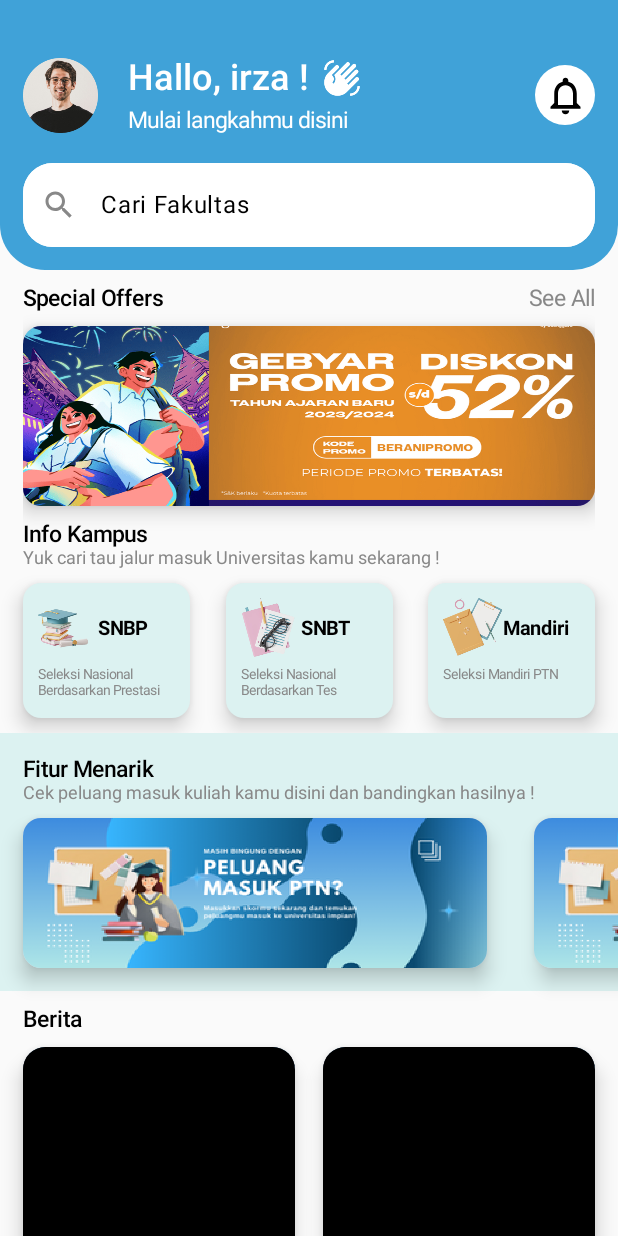
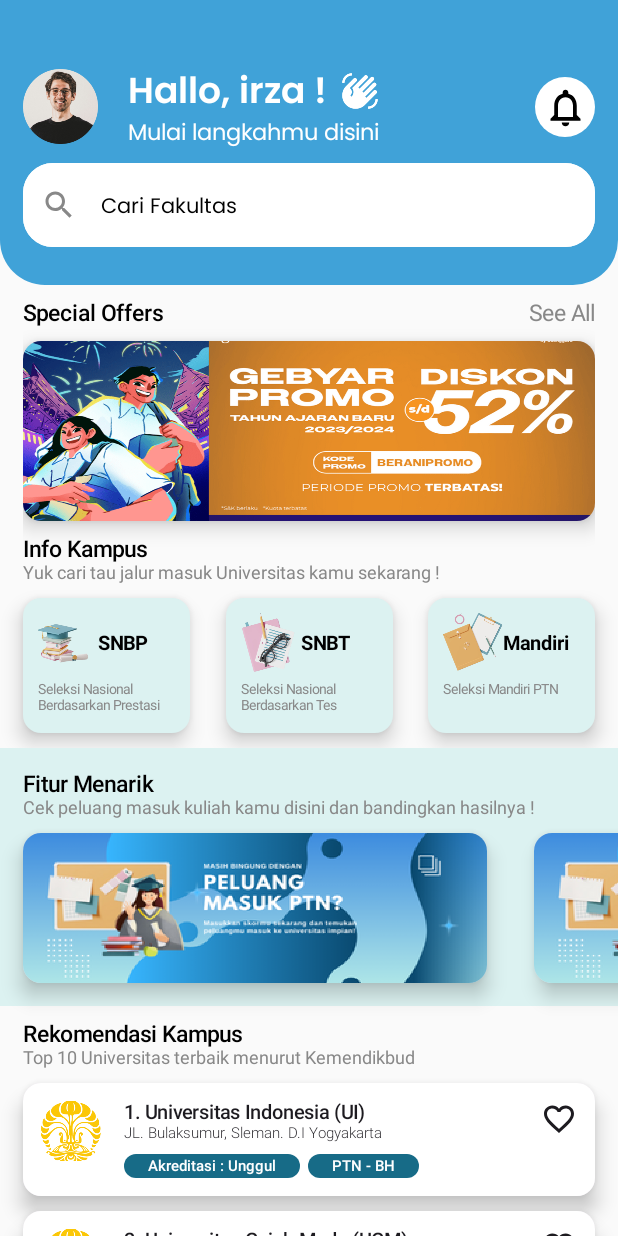
Before and after one commit to AhmadSultanMA/ngampusYuk, an Android app built with Jetpack Compose: the screen it shows after launch (MainActivity), on a phone screen of 412 x 824 dp. Run offline under Robolectric (Android 15) with nearby library versions, the phone set to English and light mode, and no system bars.

Commit message:
add rekomendasiKampus Component, add font

```diff
--- a/app/src/main/java/com/example/ngampusyuk/feature/home/homeScreen.kt
+++ b/app/src/main/java/com/example/ngampusyuk/feature/home/homeScreen.kt
@@ -19,12 +19,14 @@ import com.example.ngampusyuk.feature.main.components.homeComponents.Berita
 import com.example.ngampusyuk.feature.main.components.homeComponents.Fitur
 import com.example.ngampusyuk.feature.main.components.homeComponents.Iklan
 import com.example.ngampusyuk.feature.main.components.homeComponents.InfoKampus
+import com.example.ngampusyuk.feature.main.components.homeComponents.KampusBox
+import com.example.ngampusyuk.feature.main.components.homeComponents.RekomendasiKampus
 
 @Composable
 fun HomeScreen(navController: NavController) {
     LazyColumn(modifier = Modifier.fillMaxSize()) {
         item {
-            AppBar(name = "irza", modifier = Modifier.height(180.dp))
+            AppBar(name = "irza", modifier = Modifier.height(190.dp))
             Spacer(modifier = Modifier.height(10.dp))
             Iklan()
             Spacer(modifier = Modifier.height(10.dp))
@@ -32,9 +34,11 @@ fun HomeScreen(navController: NavController) {
             Spacer(modifier = Modifier.height(10.dp))
             Fitur()
             Spacer(modifier = Modifier.height(10.dp))
+            RekomendasiKampus()
+            Spacer(modifier = Modifier.height(10.dp))
             Berita()
             Spacer(modifier = Modifier.height(20.dp))
+        }
 
-        }
     }
 }
--- a/app/src/main/java/com/example/ngampusyuk/feature/main/components/homeComponents/appBar.kt
+++ b/app/src/main/java/com/example/ngampusyuk/feature/main/components/homeComponents/appBar.kt
@@ -21,20 +21,18 @@ import androidx.compose.material.icons.outlined.Notifications
 import androidx.compose.material3.ExperimentalMaterial3Api
 import androidx.compose.material3.Icon
 import androidx.compose.material3.OutlinedTextField
-import androidx.compose.material3.Surface
 import androidx.compose.material3.Text
-import androidx.compose.material3.TextField
 import androidx.compose.material3.TextFieldDefaults
 import androidx.compose.runtime.Composable
-import androidx.compose.runtime.MutableState
 import androidx.compose.runtime.mutableStateOf
 import androidx.compose.runtime.remember
 import androidx.compose.ui.Alignment
 import androidx.compose.ui.Modifier
 import androidx.compose.ui.graphics.Color
-import androidx.compose.ui.graphics.RectangleShape
 import androidx.compose.ui.res.painterResource
 import androidx.compose.ui.text.TextStyle
+import androidx.compose.ui.text.font.Font
+import androidx.compose.ui.text.font.FontFamily
 import androidx.compose.ui.text.font.FontWeight
 import androidx.compose.ui.unit.dp
 import androidx.compose.ui.unit.sp
@@ -81,7 +79,7 @@ fun AppBar(
                             Text(
                                 text = "Hallo, ${name} !",
                                 color = Color.White,
-                                style = TextStyle(fontSize = 24.sp, fontWeight = FontWeight.SemiBold)
+                                style = TextStyle(fontSize = 24.sp, fontWeight = FontWeight.SemiBold, fontFamily = FontFamily(Font(R.font.poppins_semibold)))
                             )
                             Spacer(modifier = Modifier.width(10.dp))
                             Icon(
@@ -92,11 +90,10 @@ fun AppBar(
                             )
                         }
 
-                        Spacer(modifier = Modifier.height(5.dp))
                         Text(
                             text = "Mulai langkahmu disini",
                             color = Color.White,
-                            style = TextStyle(fontSize = 15.sp)
+                            style = TextStyle(fontSize = 15.sp, fontFamily = FontFamily(Font(R.font.poppins_regular))),
                         )
                     }
                 }
@@ -115,8 +112,9 @@ fun AppBar(
                     }
                 )
             }
-            Spacer(modifier = Modifier.height(20.dp))
+            Spacer(modifier = Modifier.height(10.dp))
             SearchField(value = searchText.value, onValueChange = { searchText.value = it }, Modifier.fillMaxWidth())
+            Spacer(modifier = Modifier.height(10.dp))
         }
     }
 }
@@ -136,7 +134,7 @@ fun SearchField(
         value = value,
         shape = RoundedCornerShape(20.dp),
         onValueChange = onValueChange,
-        placeholder = { Text("Cari Fakultas", color = Color.Black) },
+        placeholder = { Text("Cari Fakultas", color = Color.Black, style = TextStyle(fontFamily = FontFamily(Font(R.font.poppins_regular)))) },
         leadingIcon = {
             Icon(
                 imageVector = Icons.Filled.Search,
--- a/app/src/main/java/com/example/ngampusyuk/feature/main/components/homeComponents/rekomendasiKampus.kt
+++ b/app/src/main/java/com/example/ngampusyuk/feature/main/components/homeComponents/rekomendasiKampus.kt
@@ -1,33 +1,123 @@
 package com.example.ngampusyuk.feature.main.components.homeComponents
 
+import androidx.compose.foundation.Image
+import androidx.compose.foundation.background
+import androidx.compose.foundation.layout.Arrangement
 import androidx.compose.foundation.layout.Column
+import androidx.compose.foundation.layout.Row
+import androidx.compose.foundation.layout.Spacer
+import androidx.compose.foundation.layout.fillMaxHeight
+import androidx.compose.foundation.layout.fillMaxWidth
+import androidx.compose.foundation.layout.height
 import androidx.compose.foundation.layout.padding
+import androidx.compose.foundation.layout.size
+import androidx.compose.foundation.layout.width
+import androidx.compose.foundation.shape.RoundedCornerShape
+import androidx.compose.material.icons.Icons
+import androidx.compose.material.icons.outlined.FavoriteBorder
+import androidx.compose.material3.Card
+import androidx.compose.material3.CardDefaults
+import androidx.compose.material3.Icon
 import androidx.compose.material3.Text
 import androidx.compose.runtime.Composable
+import androidx.compose.ui.Alignment
 import androidx.compose.ui.Modifier
 import androidx.compose.ui.graphics.Color
+import androidx.compose.ui.res.painterResource
 import androidx.compose.ui.text.TextStyle
 import androidx.compose.ui.text.font.FontWeight
 import androidx.compose.ui.unit.dp
 import androidx.compose.ui.unit.sp
+import com.example.ngampusyuk.R
+import com.example.ngampusyuk.ui.theme.CustDarkGreen
 
 @Composable
 fun RekomendasiKampus(modifier: Modifier = Modifier) {
+    val items = listOf("1. Universitas Indonesia (UI)", "2. Universitas Gajah Mada (UGM)", "3. Institut Teknologi Bandung (ITB)")
     Column(
-        modifier.padding(start = 25.dp, end = 25.dp)
+        modifier.padding(start = 15.dp, end = 15.dp)
     ) {
         Text(
             text = "Rekomendasi Kampus",
             color = Color.Black,
             style = TextStyle(fontSize = 15.sp, fontWeight = FontWeight.Medium),
-            modifier = Modifier.padding(start = 25.dp, end = 25.dp)
-
         )
         Text(
             text = "Top 10 Universitas terbaik menurut Kemendikbud",
             color = Color.Gray,
-            style = TextStyle(fontSize = 12.sp),
-            modifier = Modifier.padding(start = 25.dp, end = 25.dp)
+            style = TextStyle(fontSize = 12.sp)
         )
+        Spacer(modifier.height(10.dp))
+        items.forEach{
+            item -> KampusBox(text = item)
+            Spacer(modifier.height(10.dp))
+        }
     }
 }
+
+@Composable
+fun KampusBox(modifier: Modifier = Modifier, text : String) {
+    Card(
+        elevation = CardDefaults.cardElevation(
+            defaultElevation = 8.dp
+        )
+    ) {
+        Row (
+            modifier
+                .fillMaxWidth()
+                .fillMaxHeight()
+                .background(color = Color.White)
+                .padding(12.dp),
+            verticalAlignment = Alignment.Top,
+            horizontalArrangement = Arrangement.SpaceBetween
+        ){
+            Row {
+                Image(
+                    modifier = Modifier.width((0.4f * 100).dp),
+                    painter = painterResource(id = R.drawable.kampus_ui),
+                    contentDescription = "kampusUI"
+                )
+                Spacer(modifier = Modifier.width(15.dp))
+                Column {
+                    Text(
+                        text = text,
+                        style = TextStyle(fontSize = 13.sp, fontWeight = FontWeight.Medium)
+                    )
+                    Text(
+                        text = "JL. Bulaksumur, Sleman. D.I Yogyakarta",
+                        style = TextStyle(fontSize = 10.sp, fontWeight = FontWeight.Light)
+                    )
+                    Spacer(modifier = Modifier.height(8.dp))
+                    Row(verticalAlignment = Alignment.CenterVertically) {
+                        Text(
+                            text = "Akreditasi : Unggul",
+                            Modifier
+                                .background(
+                                    color = CustDarkGreen,
+                                    shape = RoundedCornerShape(10.dp)
+                                )
+                                .padding(vertical = 2.dp, horizontal = 16.dp),
+                            style = TextStyle(fontSize = 10.sp, fontWeight = FontWeight.SemiBold, color = Color.White)
+                        )
+                        Spacer(modifier = Modifier.width(5.dp))
+                        Text(
+                            text = "PTN - BH",
+                            Modifier
+                                .background(
+                                    color = CustDarkGreen,
+                                    shape = RoundedCornerShape(10.dp)
+                                )
+                                .padding(vertical = 2.dp, horizontal = 16.dp),
+                            style = TextStyle(fontSize = 10.sp, fontWeight = FontWeight.SemiBold, color = Color.White)
+                        )
+                    }
+                }
+            }
+            Icon(
+                imageVector = Icons.Outlined.FavoriteBorder,
+                contentDescription = "Love Icon",
+                modifier = Modifier.size(24.dp)
+            )
+        }
+    }
+}
--- /dev/null
+++ b/app/src/main/java/com/example/ngampusyuk/feature/signIn/signIn.kt
@@ -0,0 +1 @@
+package com.example.ngampusyuk.feature.signIn
--- a/app/src/main/java/com/example/ngampusyuk/ui/theme/Color.kt
+++ b/app/src/main/java/com/example/ngampusyuk/ui/theme/Color.kt
@@ -7,6 +7,7 @@ val PurpleGrey80 = Color(0xFFCCC2DC)
 val Pink80 = Color(0xFFEFB8C8)
 val CustBlue = Color(0xFF40A2D8)
 val CustLightBlue = Color(0xFFDCF2F1)
+val CustDarkGreen = Color(0xFF176B87)
 
 val Purple40 = Color(0xFF6650a4)
 val PurpleGrey40 = Color(0xFF625b71)
--- a/app/src/main/java/com/example/ngampusyuk/ui/theme/Type.kt
+++ b/app/src/main/java/com/example/ngampusyuk/ui/theme/Type.kt
@@ -2,14 +2,16 @@ package com.example.ngampusyuk.ui.theme
 
 import androidx.compose.material3.Typography
 import androidx.compose.ui.text.TextStyle
+import androidx.compose.ui.text.font.Font
 import androidx.compose.ui.text.font.FontFamily
 import androidx.compose.ui.text.font.FontWeight
 import androidx.compose.ui.unit.sp
+import com.example.ngampusyuk.R
 
 // Set of Material typography styles to start with
 val Typography = Typography(
     bodyLarge = TextStyle(
-        fontFamily = FontFamily.Default,
+        fontFamily = FontFamily(Font(R.font.poppins_regular)),
         fontWeight = FontWeight.Normal,
         fontSize = 16.sp,
         lineHeight = 24.sp,
--- a/app/src/main/res/font/fonts.xml
+++ /dev/null
@@ -1,5 +0,0 @@
-<?xml version="1.0" encoding="utf-8"?>
-<font-family xmlns:android="http://schemas.android.com/apk/res/android"
-    xmlns:app="http://schemas.android.com/apk/res-auto">
-
-</font-family>
```
Also changed, not shown: app/src/main/res/drawable/bottom_signIn.png (added), app/src/main/res/drawable/kampus_ui.png (added), app/src/main/res/drawable/top_signIn.png (added), app/src/main/res/font/poppins_black.ttf (added), app/src/main/res/font/poppins_bold.ttf (added), app/src/main/res/font/poppins_extrabold.ttf (added), app/src/main/res/font/poppins_extralight.ttf (added), app/src/main/res/font/poppins_light.ttf (added), app/src/main/res/font/poppins_medium.ttf (added), app/src/main/res/font/poppins_regular.ttf (added), app/src/main/res/font/poppins_semibold.ttf (added), app/src/main/res/font/poppins_thin.ttf (added).
